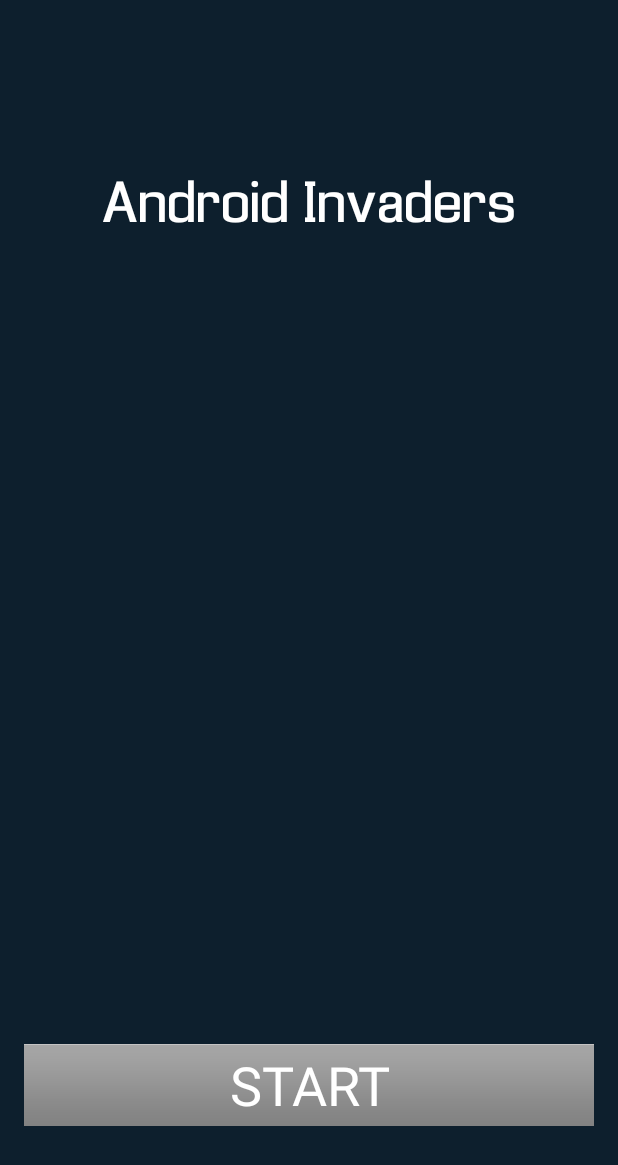
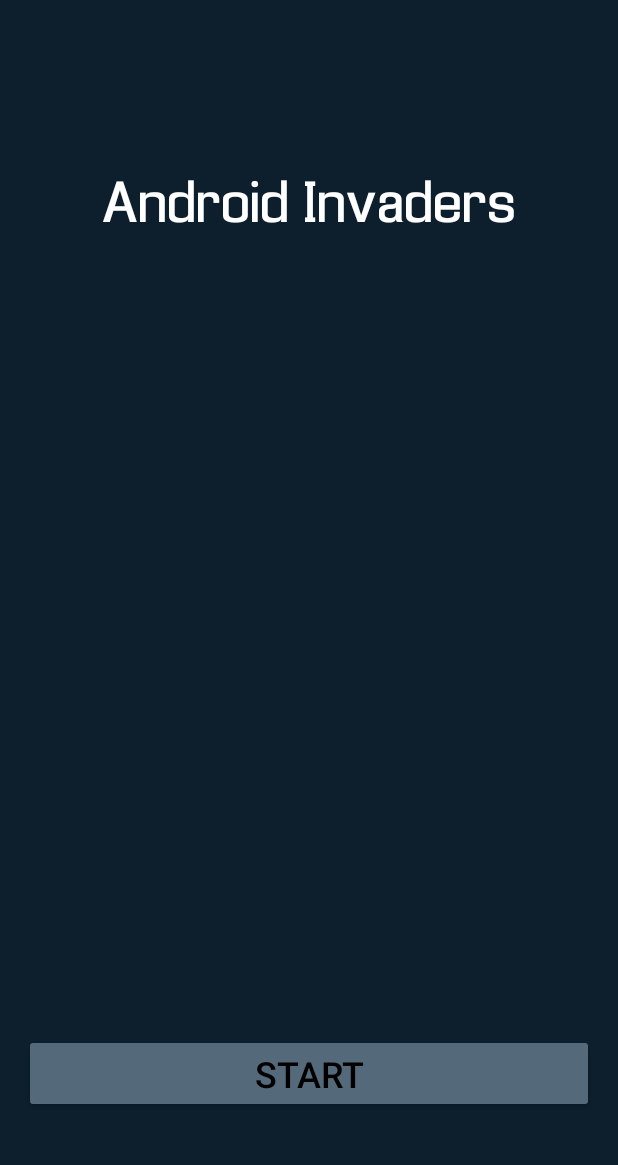
Before and after one commit to YanJardim/AndroidInvaders, an Android app: the screen it shows after launch (MenuActivity), on a phone screen of 412 x 824 dp. Shown: the top 1165 px of the screen. Run offline under Robolectric (Android 15) with nearby library versions, the phone set to English and light mode, and no system bars.

Commit message:
fix menu

```diff
--- a/app/src/main/res/layout/activity_menu.xml
+++ b/app/src/main/res/layout/activity_menu.xml
@@ -14,20 +14,19 @@
 
     <Button
         android:id="@+id/startButton"
-        style="@style/Widget.AppCompat.Button.Borderless"
+        style="@android:style/Widget.DeviceDefault.Button"
         android:layout_width="match_parent"
         android:layout_height="wrap_content"
-        android:layout_alignParentBottom="true"
-        android:layout_alignParentLeft="true"
-        android:layout_alignParentStart="true"
-        android:layout_marginBottom="57dp"
-        android:background="@android:drawable/bottom_bar"
-        android:fontFamily="sans-serif"
+        android:backgroundTint="@color/buttons"
         android:onClick="startGame"
         android:text="Start"
         android:textAlignment="center"
-        android:textColor="@android:color/white"
-        android:textSize="36sp" />
+        android:textColor="@android:color/black"
+        android:textSize="24sp"
+        android:layout_marginBottom="66dp"
+        android:layout_alignParentBottom="true"
+        android:layout_alignParentLeft="true"
+        android:layout_alignParentStart="true" />
 
     <TextView
         android:id="@+id/txtTitle"
```
